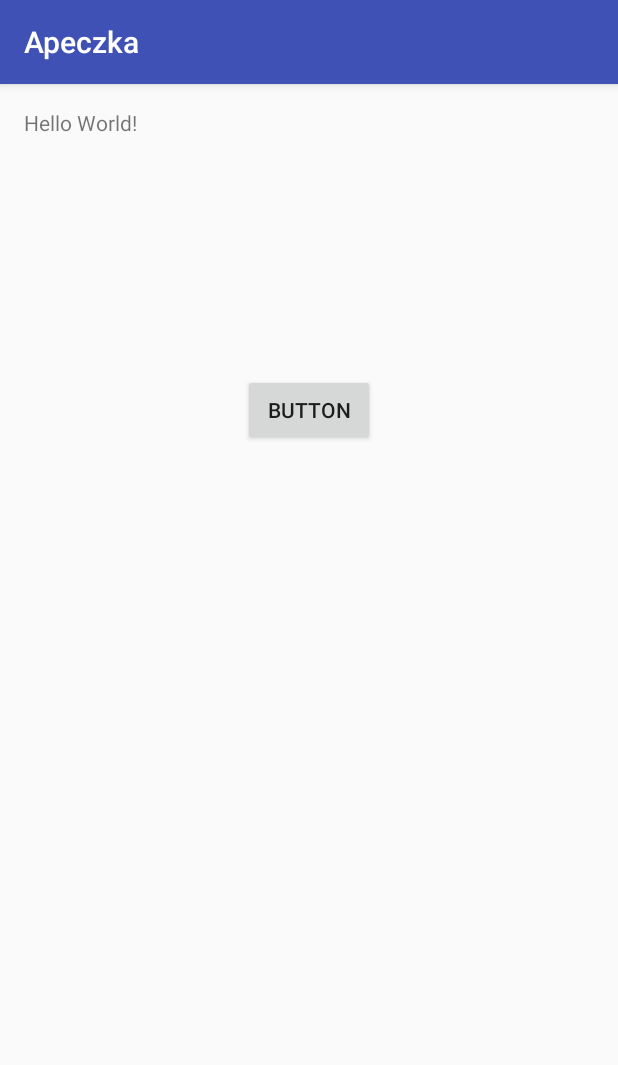
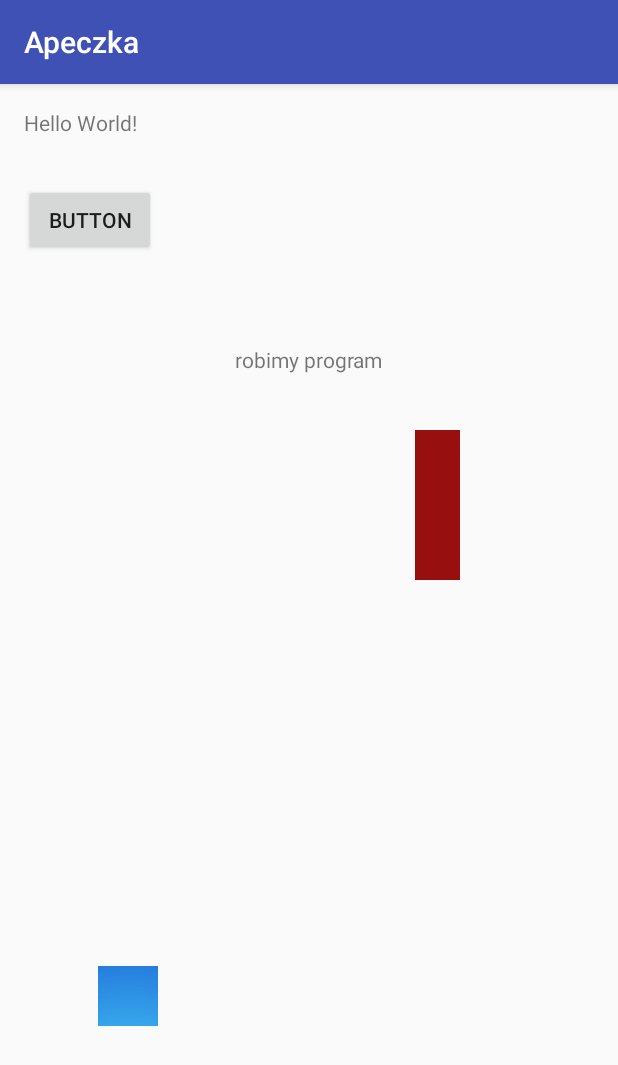
Before and after one commit to skibski/aparacik, an Android app: the screen it shows after launch (MainActivity), on a phone screen of 412 x 824 dp. Shown: the top 1065 px of the screen. Run offline under Robolectric (Android 15) with nearby library versions, the phone set to English and light mode, and no system bars.

```diff
--- a/app/src/main/java/com/burzynski/jakub/apeczka/MainActivity.java
+++ b/app/src/main/java/com/burzynski/jakub/apeczka/MainActivity.java
@@ -11,19 +11,50 @@ import android.os.Bundle;
 import android.util.Log;
 import android.view.View;
 import android.widget.Button;
+import android.widget.ImageButton;
+import android.widget.TextView;
+import org.w3c.dom.Text;
 
 import java.io.File;
 
 public class MainActivity extends AppCompatActivity {
 
     Button p1;
+    ImageButton p2;
+    ImageButton p3;
+
     final static private int CAPTURE_IMAGE = 1;
-
+    TextView t2;
     @Override
     protected void onCreate(Bundle savedInstanceState) {
         super.onCreate(savedInstanceState);
         setContentView(R.layout.activity_main);
 
+        p3 = (ImageButton) findViewById(R.id.p3);
+        p2 = (ImageButton) findViewById(R.id.p2);
+
+        p2.setOnClickListener(new View.OnClickListener() {
+            @Override
+            public void onClick(View v) {
+                t2.setText("Po przycisku");
+                p2.setOnClickListener(new View.OnClickListener() {
+                    @Override
+                    public void onClick(View v) {
+                        t2.setText("Wracamy se");
+                    }
+                });
+            }
+        });
+        p3.setOnClickListener(new View.OnClickListener() {
+            @Override
+            public void onClick(View v) {
+                t2.setTextColor(0xFF00FF00);
+            }
+        });
+
+
+        t2 = (TextView) findViewById(R.id.tekst2);
+        t2.setText("robimy program");
 
         p1 = (Button) findViewById(R.id.button);
         p1.setOnClickListener(new View.OnClickListener() {
--- a/app/src/main/res/layout/activity_main.xml
+++ b/app/src/main/res/layout/activity_main.xml
@@ -1,5 +1,6 @@
 <?xml version="1.0" encoding="utf-8"?>
 <RelativeLayout xmlns:android="http://schemas.android.com/apk/res/android"
+    xmlns:app="http://schemas.android.com/apk/res-auto"
     xmlns:tools="http://schemas.android.com/tools"
     android:id="@+id/activity_main"
     android:layout_width="match_parent"
@@ -20,8 +21,40 @@
         android:text="Button"
         android:layout_width="wrap_content"
         android:layout_height="wrap_content"
-        android:layout_below="@+id/textView"
+        android:layout_marginTop="31dp"
+        android:id="@+id/button"
+        android:layout_below="@+id/textView" />
+
+    <ImageButton
+        app:srcCompat="@drawable/przycisk2"
+        android:id="@+id/p3"
+        android:layout_width="40dp"
+        android:layout_height="40dp"
+        android:layout_marginLeft="49dp"
+        android:layout_marginStart="49dp"
+        android:layout_alignParentBottom="true"
+        android:layout_alignParentLeft="true"
+        android:layout_alignParentStart="true"
+        android:layout_marginBottom="124dp" />
+
+    <TextView
+        android:text="tekst standardowy"
+        android:layout_width="wrap_content"
+        android:layout_height="wrap_content"
+        android:id="@+id/tekst2"
+        android:layout_below="@+id/button"
         android:layout_centerHorizontal="true"
-        android:layout_marginTop="158dp"
-        android:id="@+id/button" />
+        android:layout_marginTop="59dp"/>
+
+    <ImageButton
+        android:layout_width="30dp"
+        android:layout_height="100dp"
+        app:srcCompat="@drawable/przycisk1"
+        android:id="@+id/p2"
+        android:layout_below="@+id/tekst2"
+        android:layout_toRightOf="@+id/tekst2"
+        android:layout_toEndOf="@+id/tekst2"
+        android:layout_marginLeft="21dp"
+        android:layout_marginStart="21dp"
+        android:layout_marginTop="37dp" />
 </RelativeLayout>
```
Also changed, not shown: app/src/main/res/drawable/przycisk1.png (added), app/src/main/res/drawable/przycisk2.png (added), app/src/main/res/drawable/przycisk3.png (added), app/src/main/res/drawable/przycisk4.png (added), app/src/main/res/drawable/przycisk5.png (added).
